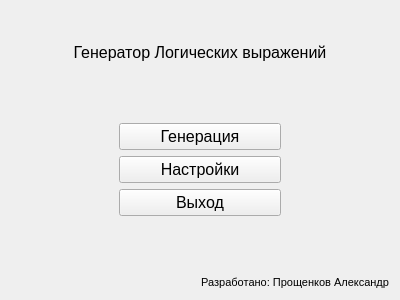
Qt form Source_Code/menu.ui (KeltorHD/LogicExpressionGenerator) before a commit.
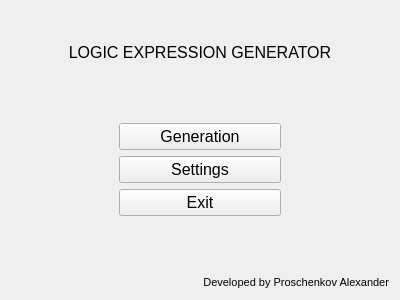
The same form after that commit.

```diff
--- a/Source_Code/menu.ui
+++ b/Source_Code/menu.ui
@@ -25,7 +25,7 @@
         </font>
        </property>
        <property name="text">
-        <string>Генератор Логических выражений</string>
+        <string>LOGIC EXPRESSION GENERATOR</string>
        </property>
        <property name="alignment">
         <set>Qt::AlignBottom|Qt::AlignHCenter</set>
@@ -77,7 +77,7 @@
             </font>
            </property>
            <property name="text">
-            <string>Генерация</string>
+            <string>Generation</string>
            </property>
           </widget>
          </item>
@@ -90,7 +90,7 @@
             </font>
            </property>
            <property name="text">
-            <string>Настройки</string>
+            <string>Settings</string>
            </property>
           </widget>
          </item>
@@ -103,7 +103,7 @@
             </font>
            </property>
            <property name="text">
-            <string>Выход</string>
+            <string>Exit</string>
            </property>
           </widget>
          </item>
@@ -154,7 +154,7 @@
           </font>
          </property>
          <property name="text">
-          <string>Разработано: Прощенков Александр</string>
+          <string>Developed by Proschenkov Alexander</string>
          </property>
          <property name="alignment">
           <set>Qt::AlignRight|Qt::AlignTrailing|Qt::AlignVCenter</set>
```
